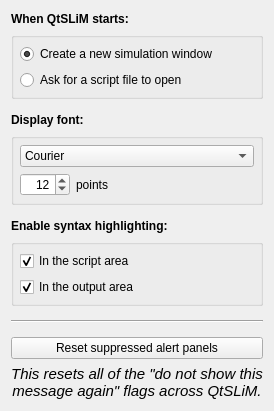
This is QtSLiM/QtSLiMPreferences.ui in MesserLab/SLiM as Qt 5 draws it before an edit. The edited form follows.
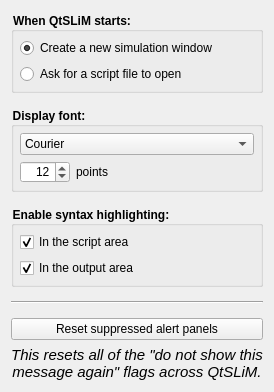
This is the edited form.

Commit message: Fix prefs panel layout on Ubuntu

Diff of the .ui file:
```diff
--- a/QtSLiM/QtSLiMPreferences.ui
+++ b/QtSLiM/QtSLiMPreferences.ui
@@ -6,8 +6,8 @@
    <rect>
     <x>0</x>
     <y>0</y>
-    <width>260</width>
-    <height>397</height>
+    <width>282</width>
+    <height>445</height>
    </rect>
   </property>
   <property name="windowTitle">
@@ -17,22 +17,12 @@
    <property name="spacing">
     <number>6</number>
    </property>
+   <property name="sizeConstraint">
+    <enum>QLayout::SetFixedSize</enum>
+   </property>
    <property name="topMargin">
     <number>12</number>
    </property>
-   <item>
-    <widget class="QLabel" name="label">
-     <property name="sizePolicy">
-      <sizepolicy hsizetype="Minimum" vsizetype="Minimum">
-       <horstretch>0</horstretch>
-       <verstretch>0</verstretch>
-      </sizepolicy>
-     </property>
-     <property name="text">
-      <string>&lt;html&gt;&lt;head/&gt;&lt;body&gt;&lt;p&gt;&lt;span style=&quot; font-weight:600;&quot;&gt;When QtSLiM starts:&lt;/span&gt;&lt;/p&gt;&lt;/body&gt;&lt;/html&gt;</string>
-     </property>
-    </widget>
-   </item>
    <item>
     <widget class="QGroupBox" name="startupGroup">
      <property name="sizePolicy">
@@ -41,6 +31,12 @@
        <verstretch>0</verstretch>
       </sizepolicy>
      </property>
+     <property name="styleSheet">
+      <string notr="true">QGroupBox { font-weight: bold; }</string>
+     </property>
+     <property name="title">
+      <string>When QtSLiM starts:</string>
+     </property>
      <layout class="QVBoxLayout" name="verticalLayout_2">
       <property name="spacing">
        <number>6</number>
@@ -93,21 +89,14 @@
      </property>
     </spacer>
    </item>
-   <item>
-    <widget class="QLabel" name="label_2">
-     <property name="sizePolicy">
-      <sizepolicy hsizetype="Minimum" vsizetype="Minimum">
-       <horstretch>0</horstretch>
-       <verstretch>0</verstretch>
-      </sizepolicy>
-     </property>
-     <property name="text">
-      <string>&lt;html&gt;&lt;head/&gt;&lt;body&gt;&lt;p&gt;&lt;span style=&quot; font-weight:600;&quot;&gt;Display font:&lt;/span&gt;&lt;/p&gt;&lt;/body&gt;&lt;/html&gt;</string>
-     </property>
-    </widget>
-   </item>
    <item>
     <widget class="QGroupBox" name="displayFontGroup">
+     <property name="styleSheet">
+      <string notr="true">QGroupBox { font-weight: bold; }</string>
+     </property>
+     <property name="title">
+      <string>Display font:</string>
+     </property>
      <layout class="QVBoxLayout" name="verticalLayout_4">
       <property name="spacing">
        <number>6</number>
@@ -203,7 +192,7 @@
       <enum>Qt::Vertical</enum>
      </property>
      <property name="sizeType">
-      <enum>QSizePolicy::Minimum</enum>
+      <enum>QSizePolicy::Fixed</enum>
      </property>
      <property name="sizeHint" stdset="0">
       <size>
@@ -213,19 +202,6 @@
      </property>
     </spacer>
    </item>
-   <item>
-    <widget class="QLabel" name="label_3">
-     <property name="sizePolicy">
-      <sizepolicy hsizetype="Minimum" vsizetype="Minimum">
-       <horstretch>0</horstretch>
-       <verstretch>0</verstretch>
-      </sizepolicy>
-     </property>
-     <property name="text">
-      <string>&lt;html&gt;&lt;head/&gt;&lt;body&gt;&lt;p&gt;&lt;span style=&quot; font-weight:600;&quot;&gt;Enable syntax highlighting:&lt;/span&gt;&lt;/p&gt;&lt;/body&gt;&lt;/html&gt;</string>
-     </property>
-    </widget>
-   </item>
    <item>
     <widget class="QGroupBox" name="syntaxHighlightingGroup">
      <property name="sizePolicy">
@@ -234,6 +210,12 @@
        <verstretch>0</verstretch>
       </sizepolicy>
      </property>
+     <property name="styleSheet">
+      <string notr="true">QGroupBox { font-weight: bold; }</string>
+     </property>
+     <property name="title">
+      <string>Enable syntax highlighting:</string>
+     </property>
      <layout class="QVBoxLayout" name="verticalLayout_3">
       <property name="spacing">
        <number>6</number>
```
